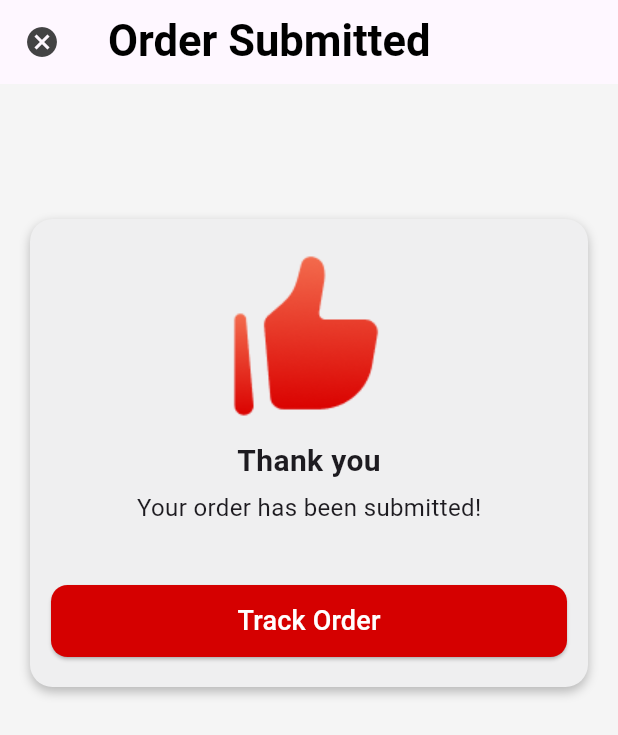
After one commit to moraswi/OfficeEats, a Flutter app: the OrderConfirmed screen opened by its route, on a phone screen of 412 x 824 dp. The commit adds this screen. Shown: the top 735 px of the screen. Run offline on Flutter 3.47's test engine with Material 3 defaults, Android fonts, the phone set to English and light mode, and no system bars; our stand-ins replace flutter_rating_bar.

Commit message:
confirm order

```diff
--- /dev/null
+++ b/lib/components/private/home/cart_and_review/order_confirmed.dart
@@ -0,0 +1,115 @@
+import 'package:flutter/gestures.dart';
+import 'package:flutter/material.dart';
+
+import '../../../../shared/app_buttons.dart';
+
+class OrderConfirmed extends StatefulWidget {
+  var routeName = '/orderconfirmed';
+
+  @override
+  State<OrderConfirmed> createState() => _OrderConfirmedState();
+}
+
+class _OrderConfirmedState extends State<OrderConfirmed> {
+  bool overallService = false;
+  bool SpeedEfficiency = false;
+  bool customerSupport = false;
+  bool otherChecked = false;
+
+  @override
+  Widget build(BuildContext context) {
+    return Scaffold(
+      appBar: AppBar(
+        backgroundColor: Theme.of(context).canvasColor,
+        elevation: 0,
+        leading: IconButton(
+          icon: const Icon(Icons.cancel, color: Color(0Xff434344)),
+          onPressed: () {
+            Navigator.of(context).pushNamedAndRemoveUntil(
+                '/home', (Route<dynamic> route) => true);
+          },
+        ),
+        title: const Text(
+          'Order Submitted',
+          style: TextStyle(
+            color: Colors.black,
+            fontSize: 29,
+            fontWeight: FontWeight.w700,
+          ),
+        ),
+      ),
+      body: SingleChildScrollView(
+        child: Container(
+          padding: EdgeInsets.fromLTRB(20, 0, 20, 10),
+          child: Center(
+            child: Column(
+              mainAxisAlignment: MainAxisAlignment.center,
+              children: [
+                const SizedBox(
+                  height: 90,
+                ),
+                Container(
+                  padding: EdgeInsets.fromLTRB(14, 15, 14, 20),
+                  decoration: const BoxDecoration(
+                    color: Color(0xFFEFEFF0),
+                    borderRadius: BorderRadius.all(
+                      Radius.circular(15),
+                    ),
+                    boxShadow: [
+                      BoxShadow(
+                        color: Color.fromRGBO(0, 0, 0, 0.25),
+                        blurRadius: 5,
+                        offset: Offset(0, 3),
+                      ),
+                    ],
+                  ),
+                  child: Column(
+                    // mainAxisAlignment: MainAxisAlignment.start,
+                    // crossAxisAlignment: CrossAxisAlignment.start,
+                    children: [
+                      Image.asset(
+                        'assets/images/feedback/solar_like-bold.png', width: 122,height: 122,
+                      ),
+                      SizedBox(
+                        height: 10,
+                      ),
+
+                      Text(
+                        'Thank you',
+                        style: TextStyle(
+                            fontSize: 20, fontWeight: FontWeight.w700),
+                      ),
+                      SizedBox(
+                        height: 5,
+                      ),
+
+                      Text(
+                        'Your order has been submitted!',
+                        style: TextStyle(
+                            fontSize: 16, fontWeight: FontWeight.w400),
+                      ),
+
+                      SizedBox(
+                        height: 40,
+                      ),
+                      //button
+                      CustomButton(
+                        label: 'Track Order',
+                        onTap: () {
+                          // Handle button press
+                          Navigator.of(context).pushNamedAndRemoveUntil(
+                              '/history', (Route<dynamic> route) => true);
+                        },
+                      ),
+
+                    ],
+                  ),
+                ),
+              ],
+            ),
+          ),
+        ),
+      ),
+    );
+  }
+}
--- a/lib/components/private/home/cart_and_review/order_review.dart
+++ b/lib/components/private/home/cart_and_review/order_review.dart
@@ -222,7 +222,7 @@ class _OrderReviewPageState extends State<OrderReviewPage> {
               height: 15,
             ),
             CustomButton(
-              label: 'Check out',
+              label: 'Submit Order',
               onTap: () {
                 submitOrder();
                 // Handle button press
--- a/lib/http/storeApiService.dart
+++ b/lib/http/storeApiService.dart
@@ -167,12 +167,12 @@ class StoreApiService {
       print(results.statusCode);
 
       if (results.statusCode == 200) {
-        LoadingDialog.hide(context);
+        // LoadingDialog.hide(context);
 
-        // Navigator.of(context).pushNamedAndRemoveUntil(
-        //   '/orderreview',
-        //       (Route<dynamic> route) => true,
-        // );
+        Navigator.of(context).pushNamedAndRemoveUntil(
+          '/orderconfirmed',
+              (Route<dynamic> route) => true,
+        );
         print('Order placed successfully');
       }
 
--- a/lib/routes/app_routes.dart
+++ b/lib/routes/app_routes.dart
@@ -22,6 +22,8 @@ import 'package:eats/components/private/feedback/feedback_confirmed.dart';
 import 'package:eats/components/private/profile/change_password.dart';
 import 'package:eats/components/private/profile/my_profile.dart';
 
+import 'package:eats/components/private/home/cart_and_review/order_confirmed.dart';
+
 Map<String, WidgetBuilder> getRoutes() {
   return {
     // public
@@ -45,6 +47,7 @@ Map<String, WidgetBuilder> getRoutes() {
     FeedBackConfirmed().routeName: (context) => FeedBackConfirmed(),
     ChangePassword().routeName: (context) => ChangePassword(),
     MyProfile().routeName: (context) => MyProfile(),
+    OrderConfirmed().routeName: (context) => OrderConfirmed(),
   };
 }
 
```
